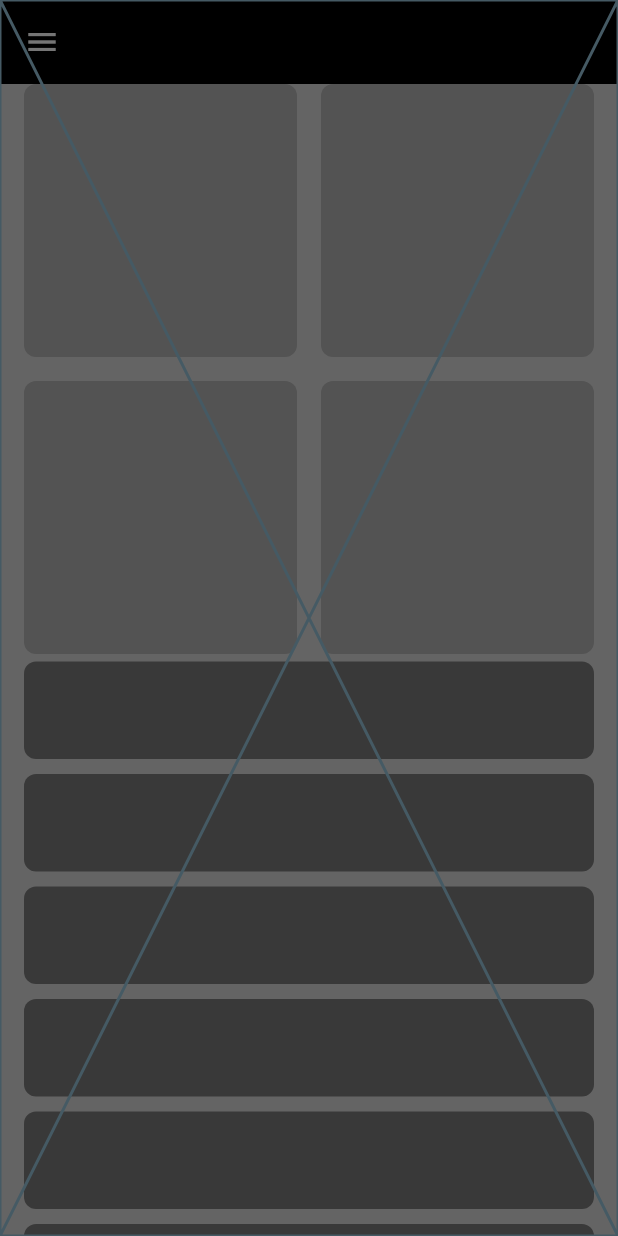
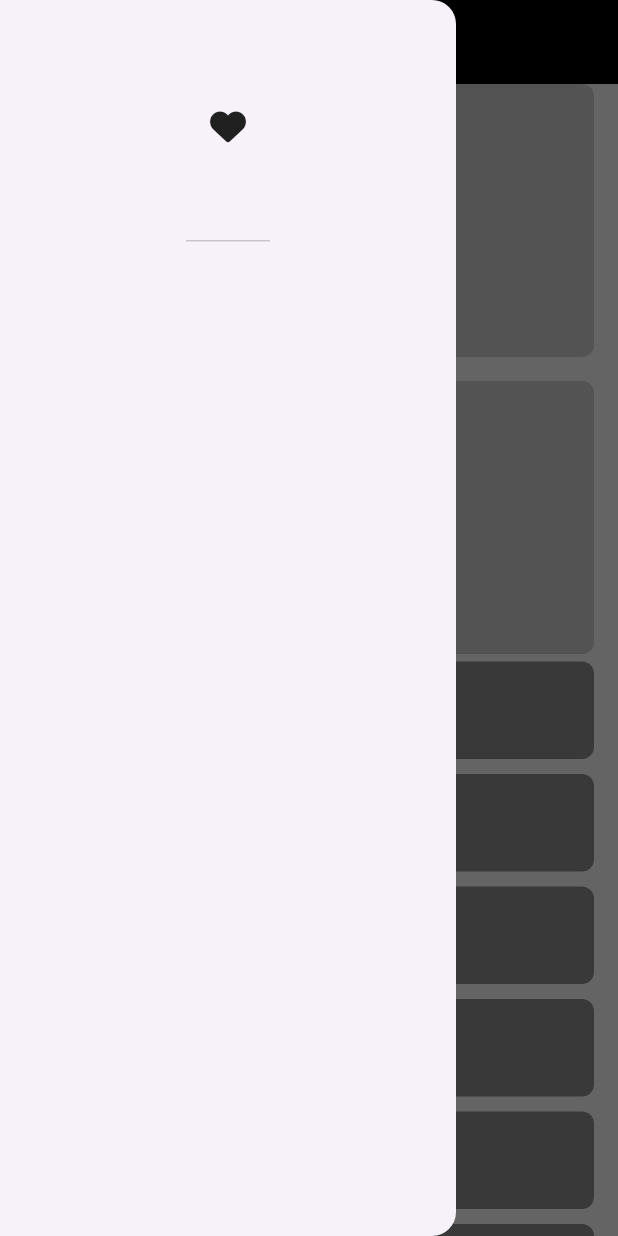
Before and after one commit to shroida/responsive, a Flutter app: the screen it shows after launch, with the side drawer open, on a phone screen of 412 x 824 dp. Run offline on Flutter 3.47's test engine with Material 3 defaults, Android fonts, the phone set to English and light mode, and no system bars; our stand-ins replace font_awesome_flutter.

```diff
--- a/lib/drawer.dart
+++ b/lib/drawer.dart
@@ -1,10 +1,17 @@
 import 'package:flutter/material.dart';
+import 'package:font_awesome_flutter/font_awesome_flutter.dart';
 
 class CustomDrawer extends StatelessWidget {
 const CustomDrawer({ super.key });
 
   @override
   Widget build(BuildContext context){
-    return const Placeholder();
+    return const Drawer(
+      child: Column(
+        children: [
+          DrawerHeader(child: Icon(FontAwesomeIcons.solidHeart))
+        ],
+      ),
+    );
   }
 }
```
Also changed, not shown: pubspec.yaml (+4 -12 lines), pubspec.lock.
